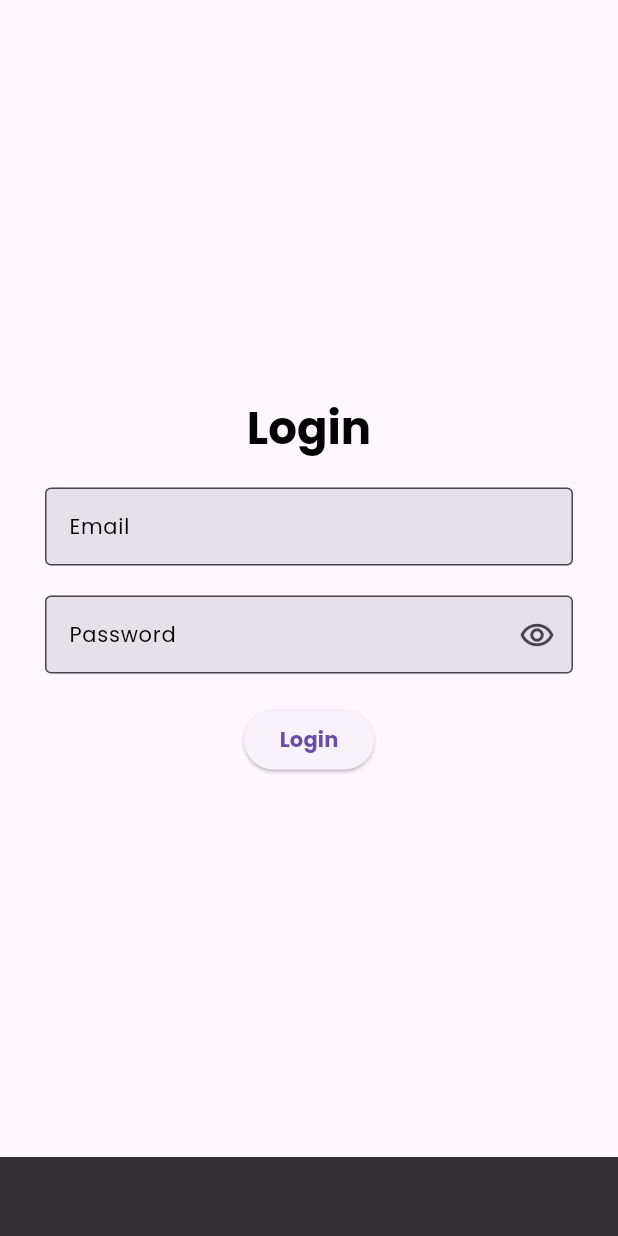
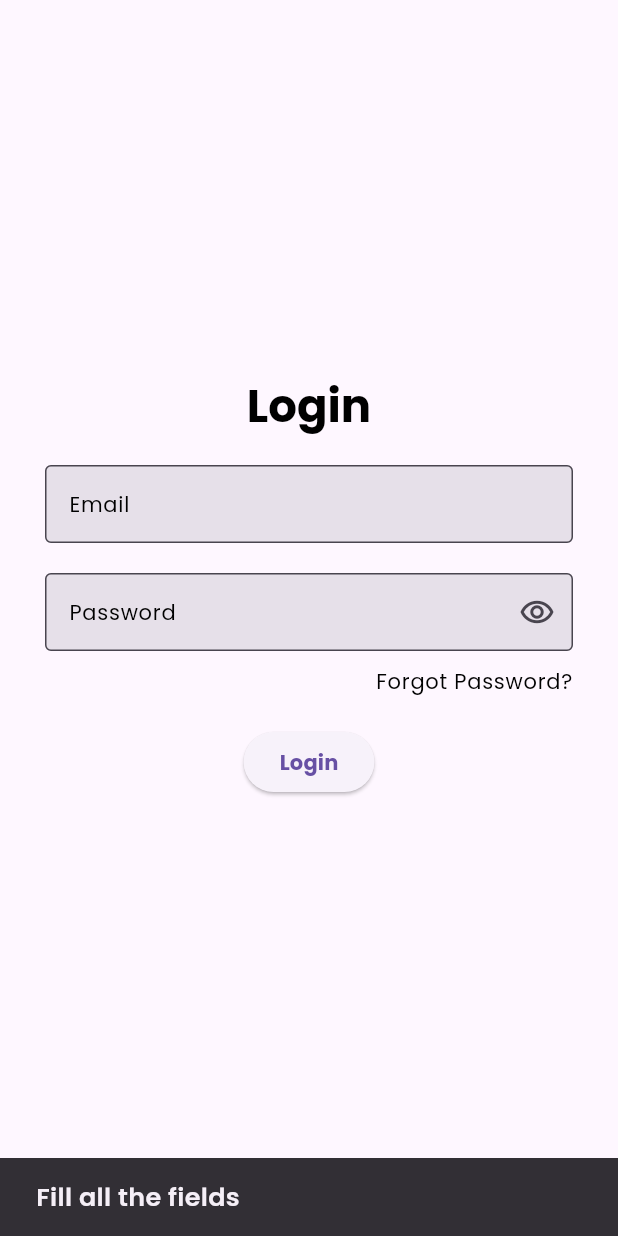
Before and after one commit to mohansriram-r/login_bloc-repo, a Flutter app: the LoginScreen screen opened directly, after a tap on "Login", on a phone screen of 412 x 824 dp. Run offline on Flutter 3.47's test engine with Material 3 defaults, Android fonts, the phone set to English and light mode, and no system bars; our stand-ins replace bloc, firebase_auth, firebase_core, flutter_bloc; accounts and stored records are empty.

Commit message:
Forgot password created

```diff
--- a/login_bloc/lib/app.dart
+++ b/login_bloc/lib/app.dart
@@ -23,7 +23,7 @@ class App extends StatelessWidget {
       child: MaterialApp(
         debugShowCheckedModeBanner: false,
         theme: CTheme.themeData,
-        home: SignupScreen(),
+        home: LoginScreen(),
       ),
     );
   }
--- /dev/null
+++ b/login_bloc/lib/presentation/forgot_password/bloc/forgot_password_bloc.dart
@@ -0,0 +1,13 @@
+import 'package:bloc/bloc.dart';
+import 'package:meta/meta.dart';
+
+part 'forgot_password_event.dart';
+part 'forgot_password_state.dart';
+
+class ForgotPasswordBloc extends Bloc<ForgotPasswordEvent, ForgotPasswordState> {
+  ForgotPasswordBloc() : super(ForgotPasswordInitial()) {
+    on<ForgotPasswordEvent>((event, emit) {
+      // TODO: implement event handler
+    });
+  }
+}
--- /dev/null
+++ b/login_bloc/lib/presentation/forgot_password/bloc/forgot_password_event.dart
@@ -0,0 +1,4 @@
+part of 'forgot_password_bloc.dart';
+
+@immutable
+sealed class ForgotPasswordEvent {}
--- /dev/null
+++ b/login_bloc/lib/presentation/forgot_password/bloc/forgot_password_state.dart
@@ -0,0 +1,6 @@
+part of 'forgot_password_bloc.dart';
+
+@immutable
+sealed class ForgotPasswordState {}
+
+final class ForgotPasswordInitial extends ForgotPasswordState {}
--- a/login_bloc/lib/presentation/login_screen/bloc/login_bloc.dart
+++ b/login_bloc/lib/presentation/login_screen/bloc/login_bloc.dart
@@ -13,6 +13,7 @@ class LoginBloc extends Bloc<LoginEvent, LoginState> {
   LoginBloc() : super(LoginInitial()) {
     on<SignUpButtonClicked>(_navigationToSignUpScreen);
     on<LoginButtonClicked>(_loginButtonClicked);
+    on<ForgotPasswordButtonClicked>(_forgotPasswordButtonClicked);
   }
 
   FutureOr<void> _navigationToSignUpScreen(
@@ -20,6 +21,13 @@ class LoginBloc extends Bloc<LoginEvent, LoginState> {
     Emitter<LoginState> emit,
   ) {
     emit(NavigationToSignUpScreen());
+  }
+
+  FutureOr<void> _forgotPasswordButtonClicked(
+    ForgotPasswordButtonClicked event,
+    Emitter<LoginState> emit,
+  ) {
+    emit(ForgotPasswordState());
   }
 
   FutureOr<void> _loginButtonClicked(
--- a/login_bloc/lib/presentation/login_screen/bloc/login_event.dart
+++ b/login_bloc/lib/presentation/login_screen/bloc/login_event.dart
@@ -10,3 +10,5 @@ final class LoginButtonClicked extends LoginEvent {
 }
 
 final class SignUpButtonClicked extends LoginEvent {}
+
+final class ForgotPasswordButtonClicked extends LoginEvent {}
--- a/login_bloc/lib/presentation/login_screen/bloc/login_state.dart
+++ b/login_bloc/lib/presentation/login_screen/bloc/login_state.dart
@@ -17,3 +17,5 @@ final class LoginFailure extends LoginState {
 final class NavigationToSignUpScreen extends LoginState {}
 
 final class PasswordVisible extends LoginState {}
+
+final class ForgotPasswordState extends LoginState {}
--- a/login_bloc/lib/presentation/login_screen/login_screen.dart
+++ b/login_bloc/lib/presentation/login_screen/login_screen.dart
@@ -1,6 +1,7 @@
 import 'package:flutter/material.dart';
 import 'package:flutter_bloc/flutter_bloc.dart';
 import 'package:login_bloc/presentation/custom_wideget/text_field.dart';
+import 'package:login_bloc/presentation/forgot_password/forgot_password.dart';
 import 'package:login_bloc/presentation/home_screen/home_screen.dart';
 import 'package:login_bloc/presentation/login_screen/bloc/login_bloc.dart';
 import 'package:login_bloc/presentation/signup_screen/signup_screen.dart';
@@ -21,6 +22,8 @@ class LoginScreen extends StatelessWidget {
           _helper.showSnackBar(context, state.error);
         } else if (state is LoginSucess) {
           _helper.navigationPushReplacement(context, const HomeScreen());
+        } else if (state is ForgotPasswordState) {
+          _helper.navigationPush(context, const ForgotPassword());
         }
       },
       builder: (context, state) {
@@ -55,6 +58,22 @@ class LoginScreen extends StatelessWidget {
                     emailController: _passwordController,
                     hintText: "Password",
                     isPass: true,
+                  ),
+                  const SizedBox(height: 10),
+                  Align(
+                    alignment: Alignment.bottomRight,
+                    child: GestureDetector(
+                      onTap: () {
+                        context
+                            .read<LoginBloc>()
+                            .add(ForgotPasswordButtonClicked());
+                      },
+                      child: Text(
+                        "Forgot Password?",
+                        style: Theme.of(context).textTheme.labelSmall,
+                        textAlign: TextAlign.end,
+                      ),
+                    ),
                   ),
                   const SizedBox(height: 20),
                   ElevatedButton(
--- a/login_bloc/lib/service/auth_service.dart
+++ b/login_bloc/lib/service/auth_service.dart
@@ -14,7 +14,10 @@ class AuthService {
           email: email,
           password: password,
         );
+
         res = 'sucess';
+      } else {
+        res = 'Fill all the fields';
       }
     } catch (e) {
       res = e.toString();
@@ -35,6 +38,8 @@ class AuthService {
           password: password,
         );
         res = 'sucess';
+      }else {
+        res = 'Fill all the fields';
       }
     } catch (e) {
       res = e.toString();
```
Also changed, not shown: login_bloc/lib/presentation/forgot_password/forgot_password.dart (added, +14 -0 lines).
